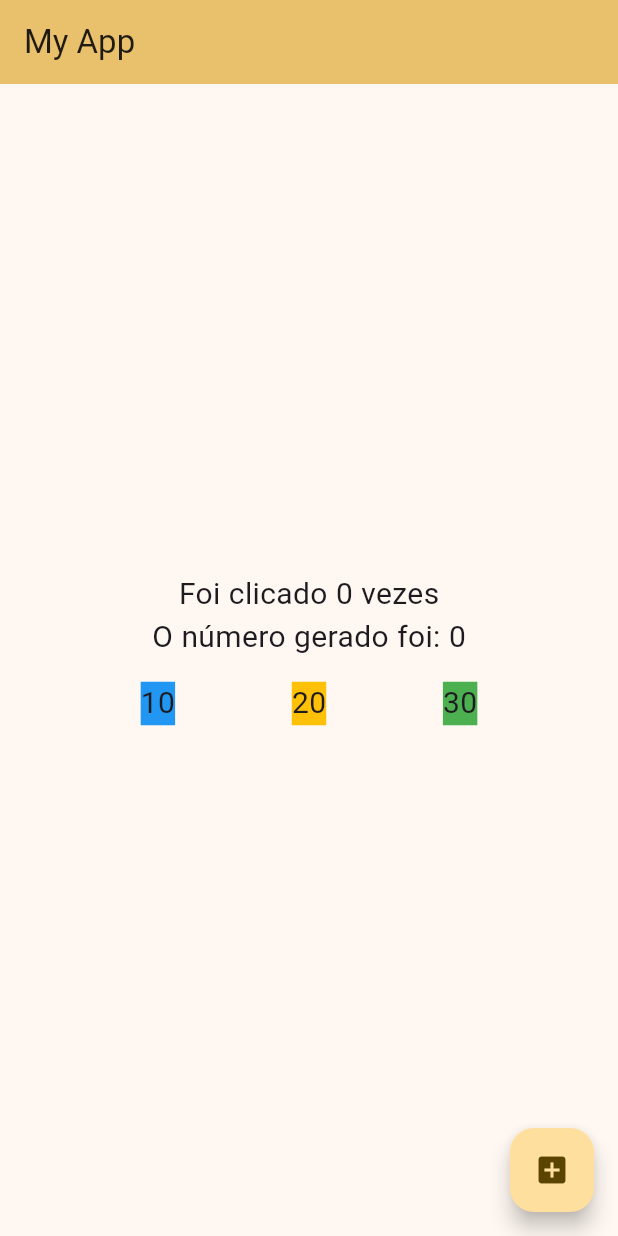
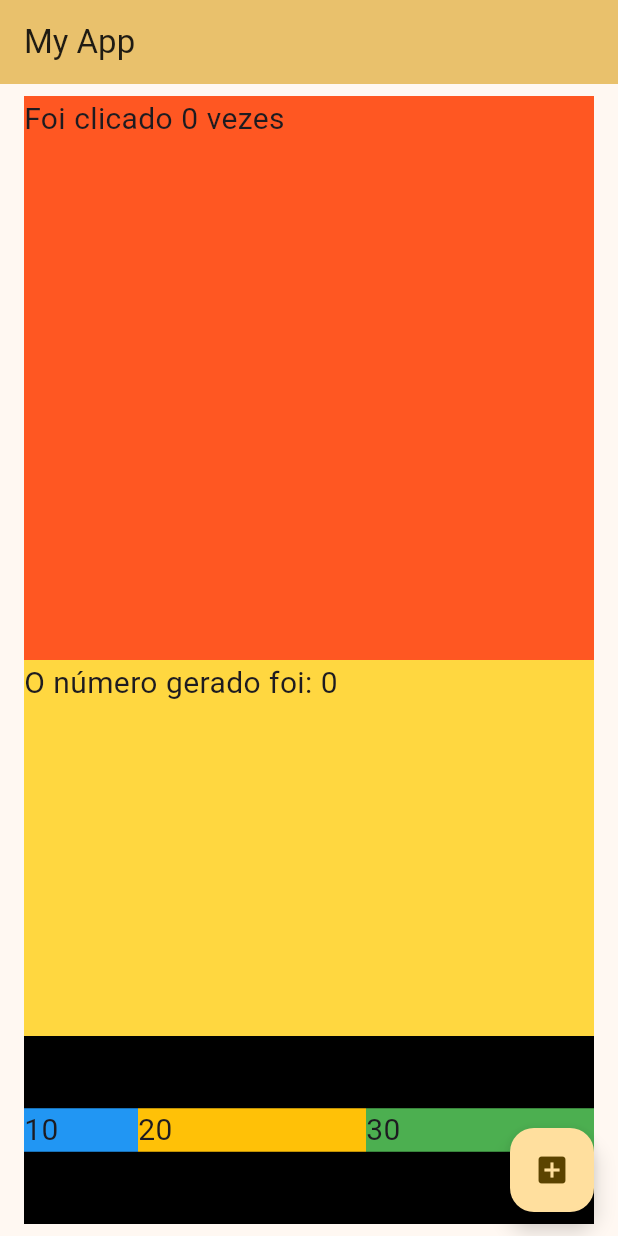
Before and after one commit to hywenklis/dart-flutter, a Flutter app: the screen it shows after launch, on a phone screen of 412 x 824 dp. Run offline on Flutter 3.47's test engine with Material 3 defaults, Android fonts, the phone set to English and light mode, and no system bars; our stand-ins replace google_fonts; Roboto replaces fonts that are missing (Acme).

Commit message:
Manipulando expanded

```diff
--- a/flutter/trilhaapp/lib/pages/home_page.dart
+++ b/flutter/trilhaapp/lib/pages/home_page.dart
@@ -29,18 +29,38 @@ class _MyHomePageState extends State<MyHomePage> {
           crossAxisAlignment: CrossAxisAlignment.center,
           mainAxisAlignment: MainAxisAlignment.center,
           children: [
-            Text(
+            Expanded(
+              flex: 3,
+              child: Container(
+                width: double.infinity,
+                color: Colors.deepOrange,
+                child: Text(
                   "Foi clicado $quantidadeCliques vezes",
                   style: GoogleFonts.notoSerifGrantha(fontSize: 20),
                 ),
-            Text(
+              ),
+            ),
+            Expanded(
+              flex: 2,
+              child: Container(
+                width: double.infinity,
+                color: Colors.amberAccent,
+                child: Text(
                   "O número gerado foi: $numero",
                   style: GoogleFonts.notoSerifGrantha(fontSize: 20),
                 ),
-            Row(
+              ),
+            ),
+            Expanded(
+              child: Container(
+                width: double.infinity,
+                color: Colors.black,
+                child: Row(
                   mainAxisAlignment: MainAxisAlignment.spaceEvenly,
                   children: [
-                Container(
+                    Expanded(
+                      flex: 1,
+                      child: Container(
                         margin: const EdgeInsets.symmetric(vertical: 16),
                         color: Colors.blue,
                         child: Text(
@@ -48,7 +68,10 @@ class _MyHomePageState extends State<MyHomePage> {
                           style: GoogleFonts.acme(fontSize: 20),
                         ),
                       ),
-                Container(
+                    ),
+                    Expanded(
+                      flex: 2,
+                      child: Container(
                         margin: const EdgeInsets.symmetric(vertical: 16),
                         color: Colors.amber,
                         child: Text(
@@ -56,15 +79,21 @@ class _MyHomePageState extends State<MyHomePage> {
                           style: GoogleFonts.acme(fontSize: 20),
                         ),
                       ),
-                Container(
+                    ),
+                    Expanded(
+                      flex: 2,
+                      child: Container(
                         margin: const EdgeInsets.symmetric(vertical: 16),
                         color: Colors.green,
                         child: Text(
                           "30",
                           style: GoogleFonts.acme(fontSize: 20),
                         ),
+                      ),
                     )
                   ],
+                ),
+              ),
             )
           ],
         ),
```
Lines whose indentation alone changed are shown as unchanged.
